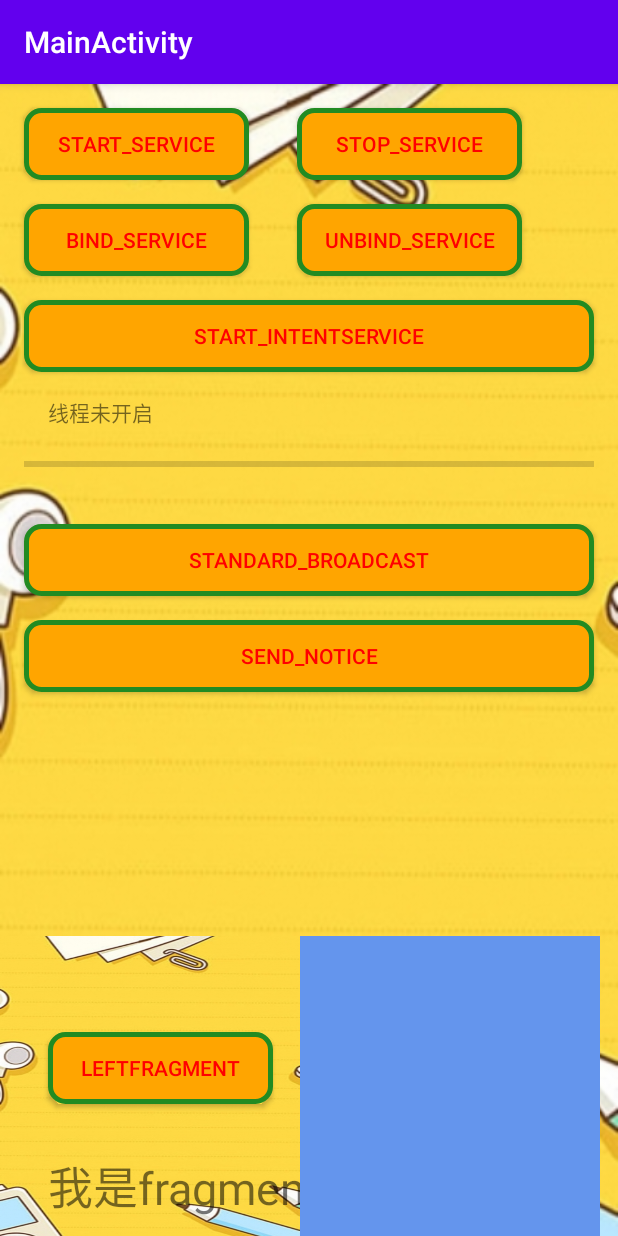
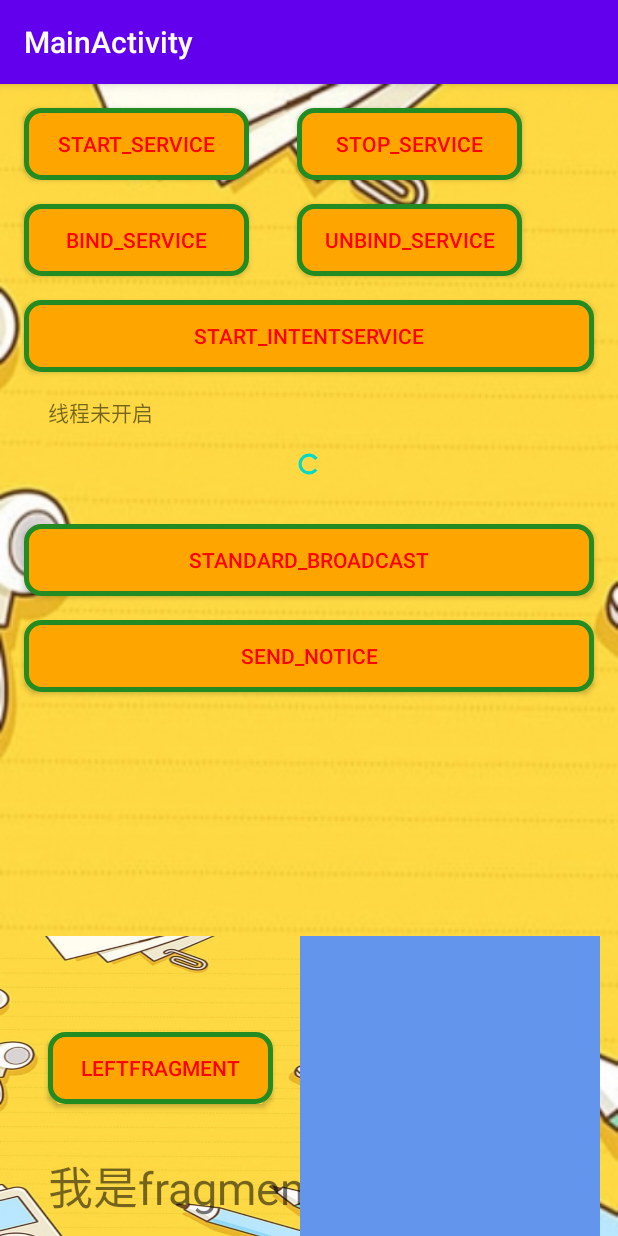
Before and after one commit to haoxiangkaixuea/Work-Two-Week, an Android app: the screen it shows after launch (MainActivity), on a phone screen of 412 x 824 dp. Run offline under Robolectric (Android 15) with nearby library versions, the phone set to English and light mode, and no system bars.

Commit message:
第二周第二轮第一提交

```diff
--- a/app/src/main/res/layout/activity_main.xml
+++ b/app/src/main/res/layout/activity_main.xml
@@ -130,12 +130,13 @@
 
     <ProgressBar
         android:id="@+id/prb"
-        style="@style/Widget.AppCompat.ProgressBar.Horizontal"
-        android:layout_width="match_parent"
+        style="?android:attr/progressBarStyleSmall"
+        android:layout_width="wrap_content"
         android:layout_height="wrap_content"
         android:layout_marginStart="16dp"
         android:layout_marginTop="16dp"
         android:layout_marginEnd="16dp"
+        android:layout_gravity="center_vertical"
         android:max="100"
         app:layout_constraintEnd_toEndOf="parent"
         app:layout_constraintStart_toStartOf="parent"
```
